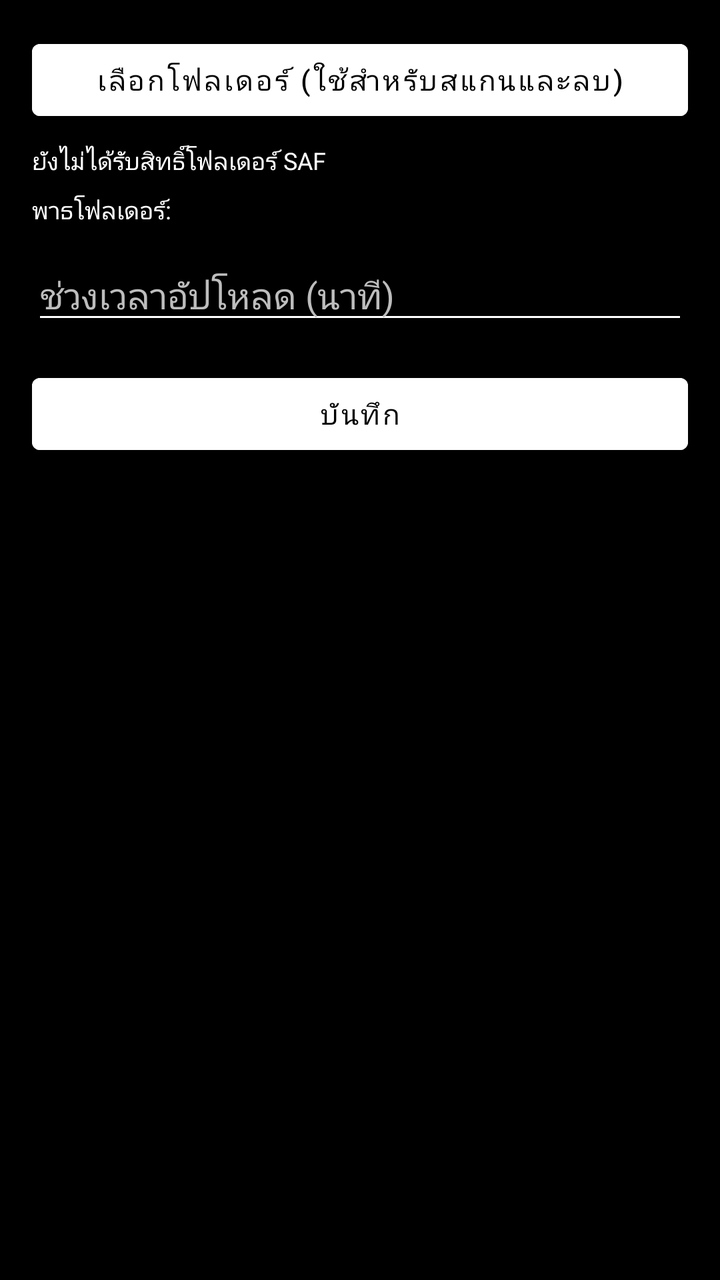
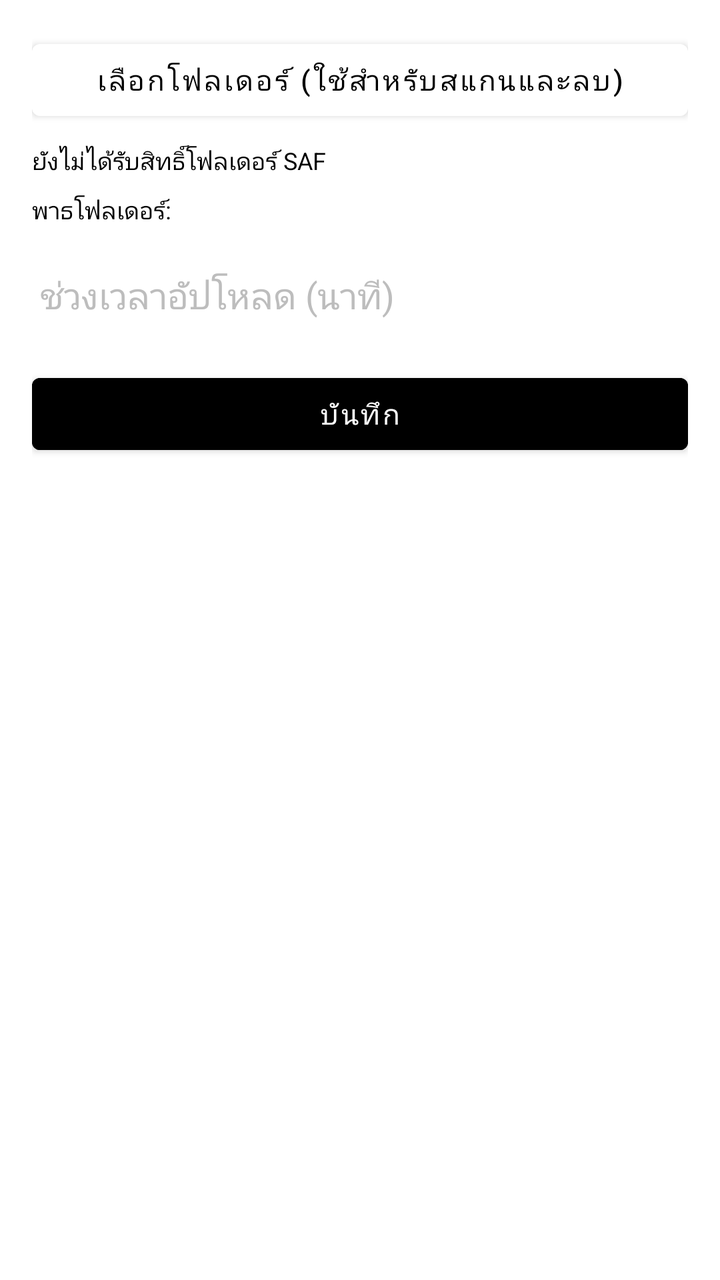

Compare the two renders of this Android layout. The source of the first and the diff that turns it into the second are given below.
<!-- AndroidManifest.xml: application theme Theme.ChicMobile -->
<!-- res/layout/activity_settings.xml -->
<?xml version="1.0" encoding="utf-8"?>
<ScrollView xmlns:android="http://schemas.android.com/apk/res/android"
    android:layout_width="match_parent"
    android:layout_height="match_parent"
    android:background="@color/chic_black"
    android:padding="16dp">

    <LinearLayout
        android:layout_width="match_parent"
        android:layout_height="wrap_content"
        android:orientation="vertical">

        <Button
            android:id="@+id/btnPickFolder"
            android:layout_width="match_parent"
            android:layout_height="wrap_content"
            android:text="@string/pick_folder"
            android:backgroundTint="@color/chic_white"
            android:textColor="@color/chic_black" />

        <TextView
            android:id="@+id/txtFolderPermission"
            android:layout_width="match_parent"
            android:layout_height="wrap_content"
            android:layout_marginTop="8dp"
            android:text="@string/no_saf_permission"
            android:textColor="@color/chic_white"
            android:textSize="12sp" />

        <TextView
            android:id="@+id/txtFolderPath"
            android:layout_width="match_parent"
            android:layout_height="wrap_content"
            android:layout_marginTop="8dp"
            android:text="@string/folder_path_label"
            android:textColor="@color/chic_white"
            android:textSize="12sp" />

        <EditText
            android:id="@+id/edtIntervalMinutes"
            android:layout_width="match_parent"
            android:layout_height="wrap_content"
            android:layout_marginTop="12dp"
            android:hint="@string/upload_interval_hint"
            android:inputType="number"
            android:backgroundTint="@color/chic_white"
            android:textColor="@color/chic_white"
            android:textColorHint="@color/chic_gray" />

        <Button
            android:id="@+id/btnSave"
            android:layout_width="match_parent"
            android:layout_height="wrap_content"
            android:layout_marginTop="16dp"
            android:text="@string/save"
            android:backgroundTint="@color/chic_white"
            android:textColor="@color/chic_black" />

    </LinearLayout>
</ScrollView>
<!-- resources referenced by this layout -->
<resources>
  <color name="chic_black">#000000</color>
  <color name="chic_gray">#BDBDBD</color>
  <color name="chic_white">#FFFFFF</color>
  <string name="folder_path_label">พาธโฟลเดอร์:</string>
  <string name="no_saf_permission">ยังไม่ได้รับสิทธิ์โฟลเดอร์ SAF</string>
  <string name="pick_folder">เลือกโฟลเดอร์ (ใช้สำหรับสแกนและลบ)</string>
  <string name="save">บันทึก</string>
  <string name="upload_interval_hint">ช่วงเวลาอัปโหลด (นาที)</string>
  <style name="Theme.ChicMobile" parent="Theme.MaterialComponents.DayNight.NoActionBar">
          <item name="colorPrimary">@color/chic_black</item>
          <item name="colorPrimaryVariant">@color/chic_black</item>
          <item name="colorOnPrimary">@color/chic_white</item>
          <item name="colorSecondary">@color/chic_white</item>
          <item name="colorOnSecondary">@color/chic_black</item>
          <item name="colorSurface">@color/chic_black</item>
          <item name="colorOnSurface">@color/chic_white</item>
          <item name="android:colorBackground">@color/chic_black</item>
          <item name="android:textColorPrimary">@color/chic_white</item>
          <item name="android:textColorSecondary">@color/chic_gray</item>
          <item name="android:windowBackground">@color/chic_black</item>
          <item name="android:statusBarColor" tools:targetApi="l">@color/chic_black</item>
          <item name="android:navigationBarColor" tools:targetApi="o_mr1">@color/chic_black</item>
      </style>
</resources>

<!-- the commit's change to res/layout/activity_settings.xml (unified diff, before → after) -->
@@ -2,7 +2,7 @@
 <ScrollView xmlns:android="http://schemas.android.com/apk/res/android"
     android:layout_width="match_parent"
     android:layout_height="match_parent"
-    android:background="@color/chic_black"
+    android:background="@color/chic_white"
     android:padding="16dp">
 
     <LinearLayout
@@ -15,7 +15,6 @@
             android:layout_width="match_parent"
             android:layout_height="wrap_content"
             android:text="@string/pick_folder"
-            android:backgroundTint="@color/chic_white"
             android:textColor="@color/chic_black" />
 
         <TextView
@@ -24,7 +23,7 @@
             android:layout_height="wrap_content"
             android:layout_marginTop="8dp"
             android:text="@string/no_saf_permission"
-            android:textColor="@color/chic_white"
+            android:textColor="@color/chic_black"
             android:textSize="12sp" />
 
         <TextView
@@ -33,7 +32,7 @@
             android:layout_height="wrap_content"
             android:layout_marginTop="8dp"
             android:text="@string/folder_path_label"
-            android:textColor="@color/chic_white"
+            android:textColor="@color/chic_black"
             android:textSize="12sp" />
 
         <EditText
@@ -44,7 +43,7 @@
             android:hint="@string/upload_interval_hint"
             android:inputType="number"
             android:backgroundTint="@color/chic_white"
-            android:textColor="@color/chic_white"
+            android:textColor="@color/chic_black"
             android:textColorHint="@color/chic_gray" />
 
         <Button
@@ -53,8 +52,8 @@
             android:layout_height="wrap_content"
             android:layout_marginTop="16dp"
             android:text="@string/save"
-            android:backgroundTint="@color/chic_white"
-            android:textColor="@color/chic_black" />
+            android:backgroundTint="@color/chic_black"
+            android:textColor="@color/chic_white" />
 
     </LinearLayout>
 </ScrollView>
<!-- resource entries referenced after the edit -->
@@ -9,19 +9,19 @@
   <string name="save">บันทึก</string>
   <string name="upload_interval_hint">ช่วงเวลาอัปโหลด (นาที)</string>
   <style name="Theme.ChicMobile" parent="Theme.MaterialComponents.DayNight.NoActionBar">
-          <item name="colorPrimary">@color/chic_black</item>
-          <item name="colorPrimaryVariant">@color/chic_black</item>
-          <item name="colorOnPrimary">@color/chic_white</item>
-          <item name="colorSecondary">@color/chic_white</item>
-          <item name="colorOnSecondary">@color/chic_black</item>
-          <item name="colorSurface">@color/chic_black</item>
-          <item name="colorOnSurface">@color/chic_white</item>
-          <item name="android:colorBackground">@color/chic_black</item>
-          <item name="android:textColorPrimary">@color/chic_white</item>
+          <item name="colorPrimary">@color/chic_white</item>
+          <item name="colorPrimaryVariant">@color/chic_white</item>
+          <item name="colorOnPrimary">@color/chic_black</item>
+          <item name="colorSecondary">@color/chic_black</item>
+          <item name="colorOnSecondary">@color/chic_white</item>
+          <item name="colorSurface">@color/chic_white</item>
+          <item name="colorOnSurface">@color/chic_black</item>
+          <item name="android:colorBackground">@color/chic_white</item>
+          <item name="android:textColorPrimary">@color/chic_black</item>
           <item name="android:textColorSecondary">@color/chic_gray</item>
-          <item name="android:windowBackground">@color/chic_black</item>
-          <item name="android:statusBarColor" tools:targetApi="l">@color/chic_black</item>
-          <item name="android:navigationBarColor" tools:targetApi="o_mr1">@color/chic_black</item>
+          <item name="android:windowBackground">@color/chic_white</item>
+          <item name="android:statusBarColor" tools:targetApi="l">@color/chic_white</item>
+          <item name="android:navigationBarColor" tools:targetApi="o_mr1">@color/chic_white</item>
       </style>
 </resources>
 
